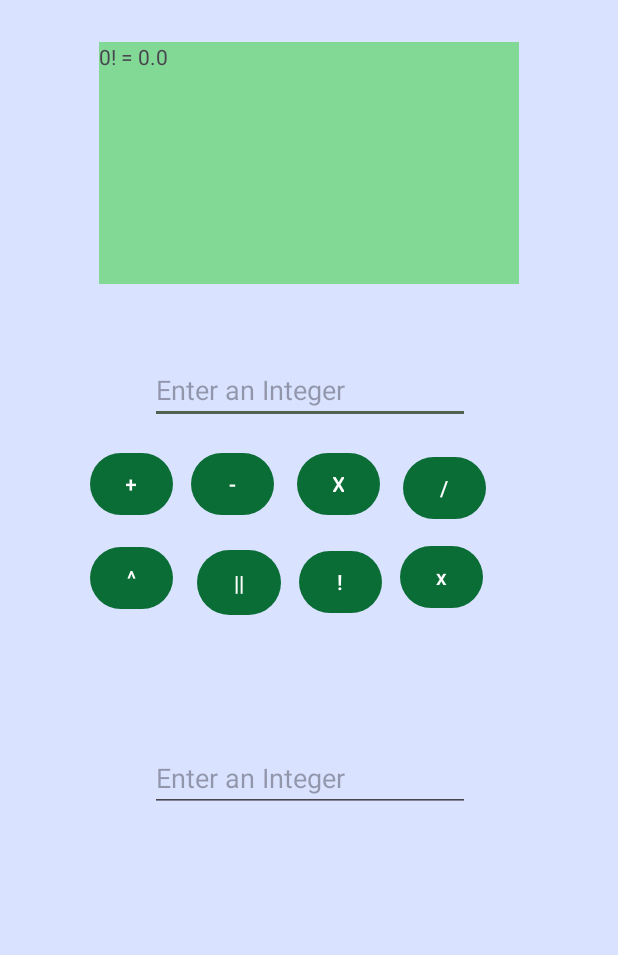
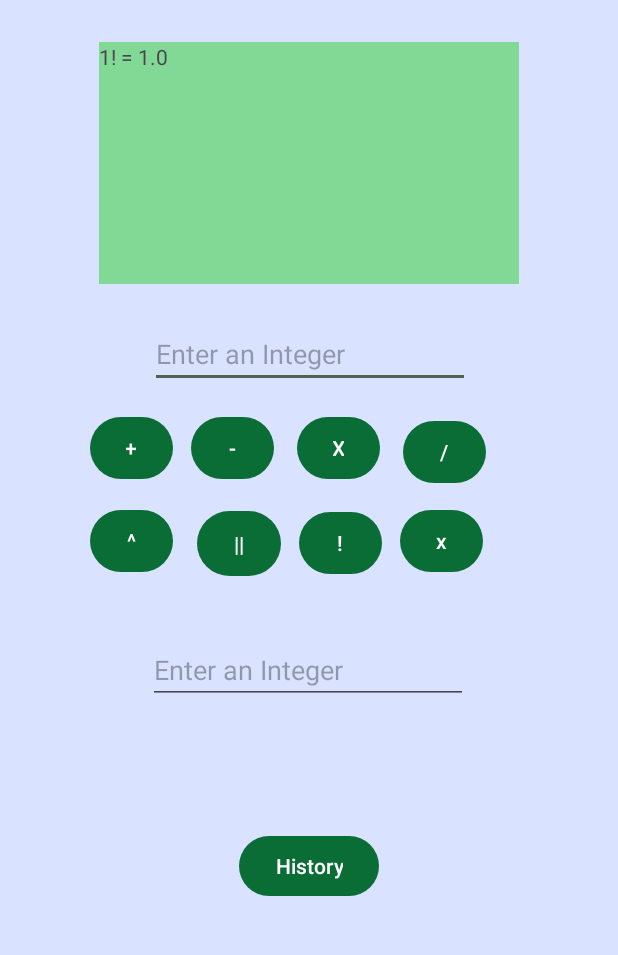
Before and after one commit to PrishaSar/CalculatorAppSaraiya, an Android app: the screen it shows after launch (MainActivity), after a tap on an icon or button, on a phone screen of 412 x 824 dp, the part 208-1163 px from its top. Run offline under Robolectric (Android 15) with nearby library versions, the phone set to English and light mode, and no system bars.

Commit message:
created history screen and fixed factorial error

```diff
--- /dev/null
+++ b/app/src/main/java/com/example/calculatorappsaraiya/HistoryClass.java
@@ -0,0 +1,4 @@
+package com.example.calculatorappsaraiya;
+
+public class HistoryClass {
+}
--- a/app/src/main/java/com/example/calculatorappsaraiya/MainActivity.java
+++ b/app/src/main/java/com/example/calculatorappsaraiya/MainActivity.java
@@ -11,10 +11,13 @@ import android.widget.TextView;
 
 public class MainActivity extends AppCompatActivity{
 
+    private String his;
+
     @Override
     protected void onCreate(Bundle savedInstanceState) {
         super.onCreate(savedInstanceState);
         setContentView(R.layout.activity_main);
+        his = "";
     }
 
     public void Calculate(View v){
@@ -22,16 +25,17 @@ public class MainActivity extends AppCompatActivity{
         EditText in1 = findViewById(R.id.editTextInput1);
         EditText in2 = findViewById(R.id.editTextInput2);
 
-        int int1 = Integer.valueOf(in1.getText().toString());
-        int int2 = Integer.valueOf(in2.getText().toString());
+        String i1 = checkNull(in1.getText().toString());
+        String i2 = checkNull(in2.getText().toString());
+
+        int int1 = Integer.valueOf(i1);
+        int int2 = Integer.valueOf(i2);
 
         String ans = int1 + "";
 
-        double fin = 0;
+        double fin = 1;
 
-        int1 = checkNull(int1);
         if(v.getId()==R.id.add){
-            int2 = checkNull(int2);
             fin = int1 + int2;
             ans += " + " + int2;
         }
@@ -40,7 +44,6 @@ public class MainActivity extends AppCompatActivity{
             ans = "|" + ans + "|";
         }
         if(v.getId()==R.id.divide){
-            int2 = checkNull(int2);
             if(int2 == 0){
                 int2 = 1;
             }
@@ -48,23 +51,20 @@ public class MainActivity extends AppCompatActivity{
             ans += " / " + int2;
         }
         if(v.getId()==R.id.subtract){
-            int2 = checkNull(int2);
             fin = int1 - int2;
             ans += " - " + int2;
         }
         if(v.getId()==R.id.multiply){
-            int2 = checkNull(int2);
             fin = int1 * int2;
             ans += " X " + int2;
         }
         if(v.getId()==R.id.factorial){
-            for(int l = int1; l <= int1; l++){
+            for(int l = 2; l <= int1; l++){
                 fin = fin * l;
             }
             ans += "!";
         }
         if(v.getId()==R.id.exponent){
-            int2 = checkNull(int2);
             fin = Math.pow(int1, int2);
             ans += " ^ " + int2;
         }
@@ -75,17 +75,23 @@ public class MainActivity extends AppCompatActivity{
         ans += " = ";
         TextView out = findViewById(R.id.Output);
         ans += String.valueOf(fin);
+        his += ans + "\n";
         out.setText(ans);
 
     }
 
-    public int checkNull(int n){
-        if(isNull(n)){
-            return 0;
+    public String checkNull(String n){
+        if(n.matches("")){
+            return "1";
         }
         return n;
     }
 
 
+    public void showHistory(View v){
+
+    }
+
+
 
 }
--- a/app/src/main/res/layout/activity_main.xml
+++ b/app/src/main/res/layout/activity_main.xml
@@ -164,7 +164,7 @@
         android:id="@+id/editTextInput1"
         android:layout_width="wrap_content"
         android:layout_height="wrap_content"
-        android:layout_marginTop="48dp"
+        android:layout_marginTop="24dp"
         android:ems="10"
         android:hint="@string/Enterprompt"
         android:inputType="number"
@@ -183,10 +183,10 @@
         android:inputType="number"
         app:layout_constraintBottom_toBottomOf="parent"
         app:layout_constraintEnd_toEndOf="parent"
-        app:layout_constraintHorizontal_bias="0.502"
+        app:layout_constraintHorizontal_bias="0.497"
         app:layout_constraintStart_toStartOf="parent"
         app:layout_constraintTop_toBottomOf="@+id/identity"
-        app:layout_constraintVertical_bias="1.0" />
+        app:layout_constraintVertical_bias="0.352" />
 
     <TextView
         android:id="@+id/Output"
@@ -199,4 +199,14 @@
         app:layout_constraintStart_toStartOf="parent"
         app:layout_constraintTop_toBottomOf="@+id/appName" />
 
+    <Button
+        android:id="@+id/history"
+        android:layout_width="wrap_content"
+        android:layout_height="wrap_content"
+        android:text="History"
+        app:layout_constraintBottom_toBottomOf="parent"
+        app:layout_constraintEnd_toEndOf="parent"
+        app:layout_constraintStart_toStartOf="parent"
+        app:layout_constraintTop_toBottomOf="@+id/editTextInput2" />
+
 </androidx.constraintlayout.widget.ConstraintLayout>
--- /dev/null
+++ b/app/src/main/res/layout/class_history.xml
@@ -0,0 +1,6 @@
+<?xml version="1.0" encoding="utf-8"?>
+<androidx.constraintlayout.widget.ConstraintLayout xmlns:android="http://schemas.android.com/apk/res/android"
+    android:layout_width="match_parent"
+    android:layout_height="match_parent">
+
+</androidx.constraintlayout.widget.ConstraintLayout>
```
